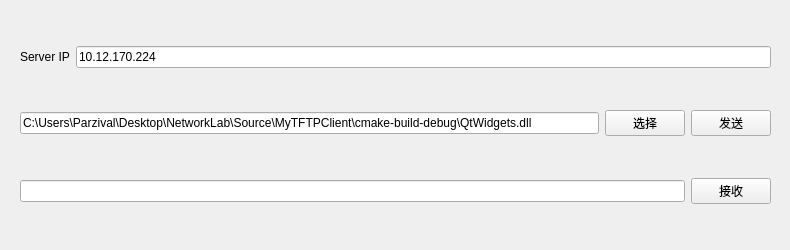
Qt form clientwidget.ui (Parzival017/NetworkLab) before a commit.
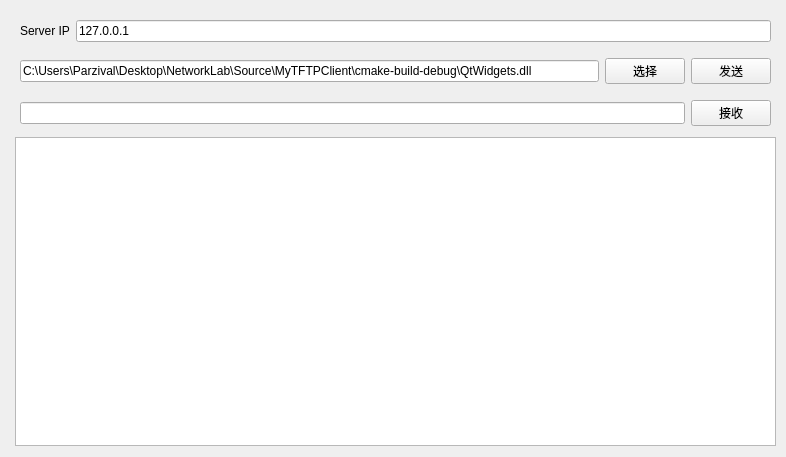
The same form after that commit.

```diff
--- a/clientwidget.ui
+++ b/clientwidget.ui
@@ -6,10 +6,16 @@
    <rect>
     <x>0</x>
     <y>0</y>
-    <width>790</width>
-    <height>250</height>
+    <width>786</width>
+    <height>457</height>
    </rect>
   </property>
+  <property name="sizePolicy">
+   <sizepolicy hsizetype="Fixed" vsizetype="Fixed">
+    <horstretch>0</horstretch>
+    <verstretch>0</verstretch>
+   </sizepolicy>
+  </property>
   <property name="windowTitle">
    <string>ClientWidget</string>
   </property>
@@ -19,7 +25,7 @@
      <x>10</x>
      <y>10</y>
      <width>771</width>
-     <height>231</height>
+     <height>441</height>
     </rect>
    </property>
    <layout class="QVBoxLayout" name="verticalLayout">
@@ -59,7 +65,7 @@
       <item>
        <widget class="QLineEdit" name="IP_lineEdit">
         <property name="text">
-         <string>10.12.170.224</string>
+         <string>127.0.0.1</string>
         </property>
        </widget>
       </item>
@@ -128,6 +134,9 @@
       </item>
      </layout>
     </item>
+    <item>
+     <widget class="QTextBrowser" name="textBrowser"/>
+    </item>
    </layout>
   </widget>
  </widget>
```
Left out of the diff: 2 changed lines with no effect on the pictures.
